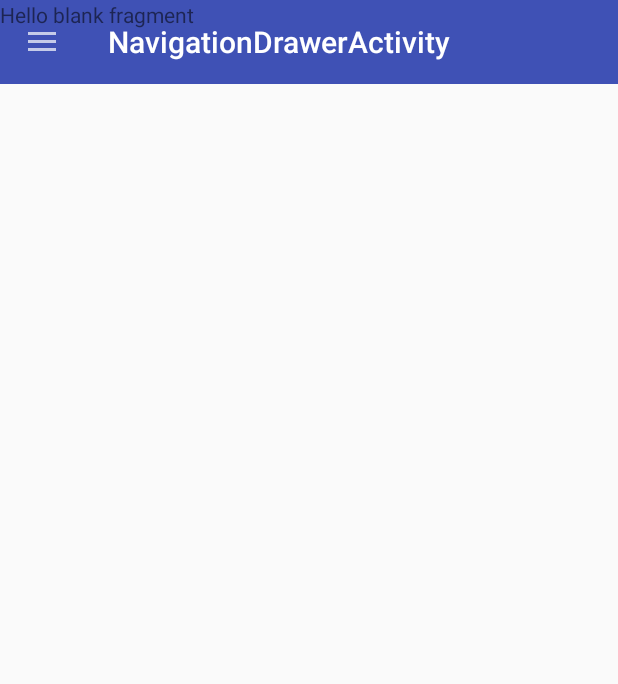
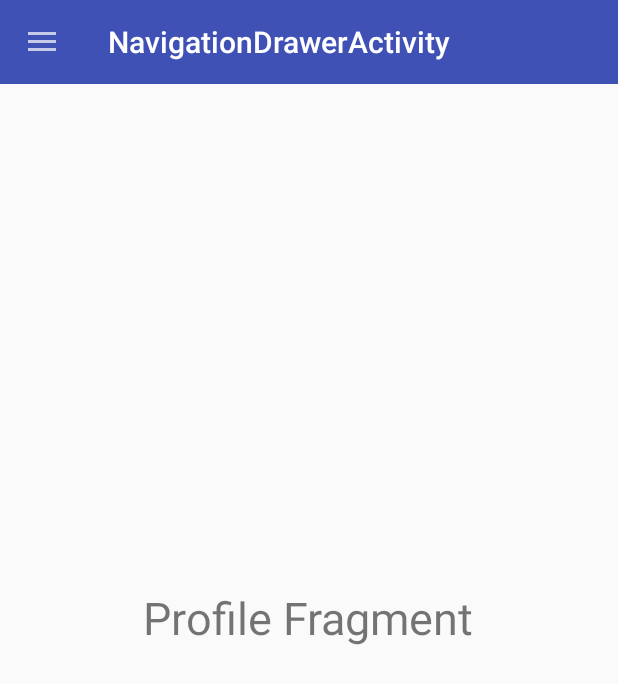
Before and after one commit to rajatvijay/Android, an Android app: the ProfileFragment screen opened directly, with no data from a screen before it, on a phone screen of 412 x 824 dp. Shown: the top 684 px of the screen. Run offline under Robolectric (Android 15) with nearby library versions, the phone set to English and light mode, and no system bars.

Commit message:
Did temporary changes to the fragment to show the transition is working

```diff
--- a/app/src/main/java/www/rajat/gnosis/com/gnosis/ui/ProfileFragment.java
+++ b/app/src/main/java/www/rajat/gnosis/com/gnosis/ui/ProfileFragment.java
@@ -15,15 +15,6 @@ import www.rajat.gnosis.com.gnosis.R;
  * create an instance of this fragment.
  */
 public class ProfileFragment extends Fragment {
-    // TODO: Rename parameter arguments, choose names that match
-    // the fragment initialization parameters, e.g. ARG_ITEM_NUMBER
-    private static final String ARG_PARAM1 = "param1";
-    private static final String ARG_PARAM2 = "param2";
-
-    // TODO: Rename and change types of parameters
-    private String mParam1;
-    private String mParam2;
-
 
     public ProfileFragment() {
         // Required empty public constructor
@@ -38,22 +29,15 @@ public class ProfileFragment extends Fragment {
      * @return A new instance of fragment ProfileFragment.
      */
     // TODO: Rename and change types and number of parameters
-    public static ProfileFragment newInstance(String param1, String param2) {
+    public static ProfileFragment newInstance() {
         ProfileFragment fragment = new ProfileFragment();
         Bundle args = new Bundle();
-        args.putString(ARG_PARAM1, param1);
-        args.putString(ARG_PARAM2, param2);
-        fragment.setArguments(args);
         return fragment;
     }
 
     @Override
     public void onCreate(Bundle savedInstanceState) {
         super.onCreate(savedInstanceState);
-        if (getArguments() != null) {
-            mParam1 = getArguments().getString(ARG_PARAM1);
-            mParam2 = getArguments().getString(ARG_PARAM2);
-        }
     }
 
     @Override
--- a/app/src/main/res/layout/fragment_profile.xml
+++ b/app/src/main/res/layout/fragment_profile.xml
@@ -1,13 +1,17 @@
-<FrameLayout xmlns:android="http://schemas.android.com/apk/res/android"
-    xmlns:tools="http://schemas.android.com/tools"
-    android:layout_width="match_parent"
-    android:layout_height="match_parent"
-    tools:context="www.rajat.gnosis.com.gnosis.ui.ProfileFragment">
+<?xml version="1.0" encoding="utf-8"?>
+<RelativeLayout xmlns:android="http://schemas.android.com/apk/res/android"
+    android:orientation="vertical" android:layout_width="match_parent"
+    android:layout_height="match_parent">
 
-    <!-- TODO: Update blank fragment layout -->
+
     <TextView
-        android:layout_width="match_parent"
-        android:layout_height="match_parent"
-        android:text="@string/hello_blank_fragment" />
+        android:layout_width="wrap_content"
+        android:layout_height="wrap_content"
+        android:text="@string/profileFragmentName"
+        android:layout_centerHorizontal="true"
+        android:layout_centerVertical="true"
+        android:gravity="center"
+        android:textSize="30sp"
+        android:id="@+id/tvSquad"/>
 
-</FrameLayout>
+</RelativeLayout>
--- a/app/src/main/res/values/strings.xml
+++ b/app/src/main/res/values/strings.xml
@@ -36,4 +36,8 @@
 
     <!-- TODO: Remove or change this placeholder text -->
     <string name="hello_blank_fragment">Hello blank fragment</string>
+
+    <string name="profileFragmentName">Profile Fragment</string>
+    <string name="categoriesFragmentName">Profile Fragment</string>
+    <string name="competitionFragmentName">Profile Fragment</string>
 </resources>
--- a/app/src/main/res/values/styles.xml
+++ b/app/src/main/res/values/styles.xml
@@ -21,4 +21,6 @@
 
     <style name="AppTheme.Dark.Dialog" parent="Theme.AppCompat.Dialog" />
 
+
+
 </resources>
```
Also changed, not shown: app/src/main/java/www/rajat/gnosis/com/gnosis/ui/CategoriesFragment.java (+1 -56 lines), app/src/main/java/www/rajat/gnosis/com/gnosis/ui/CompetitionFragment.java (+1 -56 lines), app/src/main/res/layout/fragment_categories.xml (+14 -10 lines), app/src/main/res/layout/fragment_competition.xml (+14 -10 lines).
